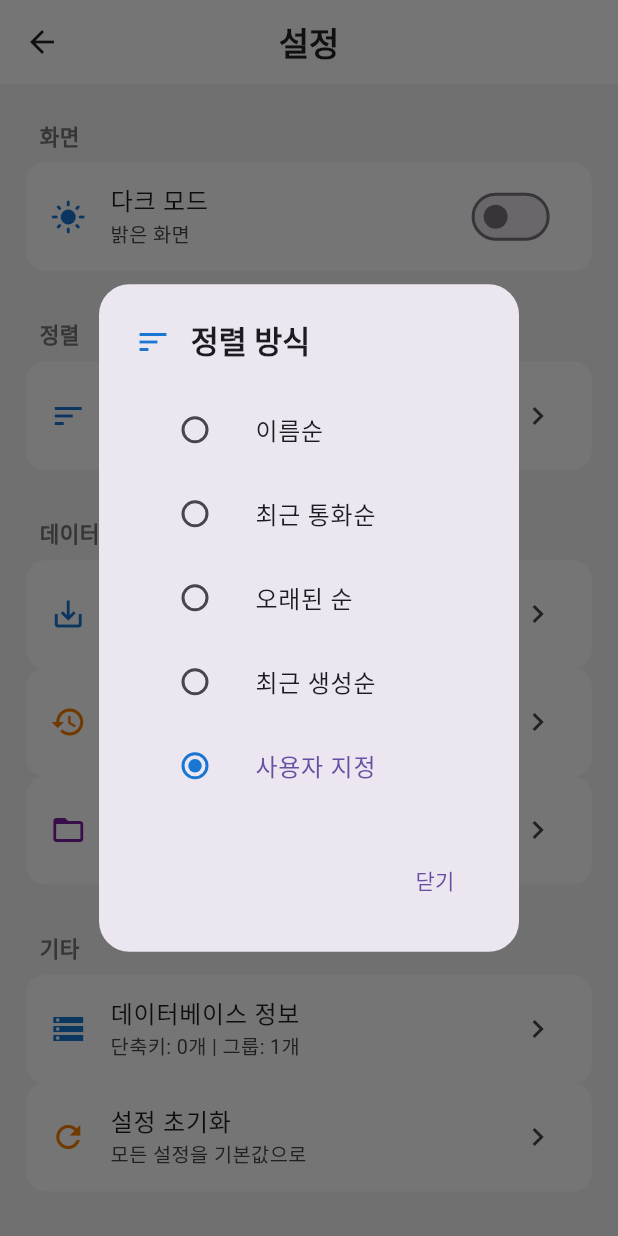
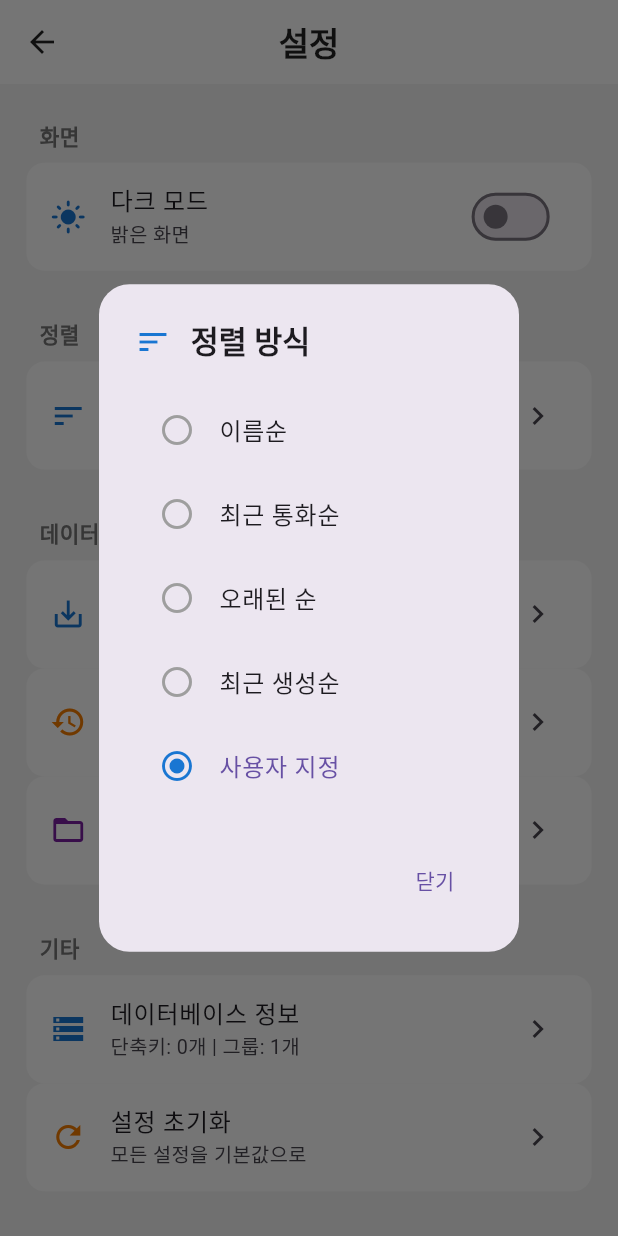
Before and after one commit to sunes26/quick_call, a Flutter app: the SettingsScreen screen opened directly, after a tap on "기본 정렬", on a phone screen of 412 x 824 dp. Run offline on Flutter 3.47's test engine with Material 3 defaults, Android fonts, the light colour scheme and no system bars; our stand-ins replace auto_size_text, flutter_contacts, flutter_screenutil, permission_handler, reorderable_grid_view, shared_preferences and 1 more; missing offline and left inert: flutter_phone_direct_caller; accounts and stored records are empty.

Commit message:
update file

```diff
--- a/lib/models/speed_dial_button.dart
+++ b/lib/models/speed_dial_button.dart
@@ -60,7 +60,7 @@ class SpeedDialButton {
       'id': id,
       'name': name,
       'phoneNumber': phoneNumber,
-      'color': color.value,
+      'color': color.toARGB32(),
       'group': group,
       'position': position,
       'createdAt': createdAt.toIso8601String(),
--- a/lib/screens/add_button_screen.dart
+++ b/lib/screens/add_button_screen.dart
@@ -410,7 +410,7 @@ class _AddButtonScreenState extends State<AddButtonScreen> {
                         crossAxisAlignment: CrossAxisAlignment.start,
                         children: [
                           DropdownButtonFormField<String>(
-                            value: _isAddingNewGroup ? null : _selectedGroup,
+                            initialValue: _isAddingNewGroup ? null : _selectedGroup,
                             decoration: InputDecoration(
                               labelText: '그룹',
                               border: OutlineInputBorder(
--- a/lib/screens/settings_screen.dart
+++ b/lib/screens/settings_screen.dart
@@ -314,16 +314,9 @@ class _SettingsScreenState extends State<SettingsScreen> {
               final isSelected = provider.currentSortOption == option;
               return ListTile(
                 title: Text(option.displayName),
-                leading: Radio<SortOption>(
-                  value: option,
-                  groupValue: provider.currentSortOption,
-                  activeColor: Colors.blue[700],
-                  onChanged: (value) {
-                    if (value != null) {
-                      provider.setSortOption(value);
-                      Navigator.pop(dialogContext);
-                    }
-                  },
+                leading: Icon(
+                  isSelected ? Icons.radio_button_checked : Icons.radio_button_off,
+                  color: isSelected ? Colors.blue[700] : Colors.grey,
                 ),
                 selected: isSelected,
                 onTap: () {
--- a/lib/services/widget_service.dart
+++ b/lib/services/widget_service.dart
@@ -18,7 +18,7 @@ class WidgetService {
         'id': button.id,
         'name': button.name,
         'phoneNumber': button.phoneNumber,
-        'color': button.color.value, // 🆕 color 추가
+        'color': button.color.toARGB32(), // 🆕 color 추가
         'group': button.group,
       }).toList();
 
@@ -60,7 +60,7 @@ class WidgetService {
         'id': button.id,
         'name': button.name,
         'phoneNumber': button.phoneNumber,
-        'color': button.color.value, // 🆕 color 추가
+        'color': button.color.toARGB32(), // 🆕 color 추가
         'group': button.group,
       }).toList();
 
--- a/lib/widgets/duplicate_phone_dialog.dart
+++ b/lib/widgets/duplicate_phone_dialog.dart
@@ -84,7 +84,7 @@ class DuplicatePhoneDialog extends StatelessWidget {
                         height: 32.w,
                         decoration: BoxDecoration(
                           color: _getTextColorForBackground(existingButton.color)
-                              .withOpacity(0.3),
+                              .withValues(alpha: 0.3),
                           shape: BoxShape.circle,
                         ),
                       ),
@@ -98,7 +98,7 @@ class DuplicatePhoneDialog extends StatelessWidget {
                               style: TextStyle(
                                 fontSize: 12.sp,
                                 color: _getTextColorForBackground(existingButton.color)
-                                    .withOpacity(0.7),
+                                    .withValues(alpha: 0.7),
                               ),
                             ),
                             Text(
@@ -114,7 +114,7 @@ class DuplicatePhoneDialog extends StatelessWidget {
                               style: TextStyle(
                                 fontSize: 14.sp,
                                 color: _getTextColorForBackground(existingButton.color)
-                                    .withOpacity(0.9),
+                                    .withValues(alpha: 0.9),
                               ),
                             ),
                           ],
```
Also changed, not shown: lib/screens/home_screen.dart (+3 -8 lines), lib/widgets/color_picker_widget.dart (+10 -5 lines).
